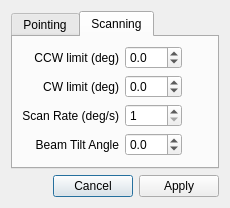
The window that src/hcrgui/AntennaModeDialog.ui (NCAR/HCR_instrument) describes before a commit, drawn with Qt 5.
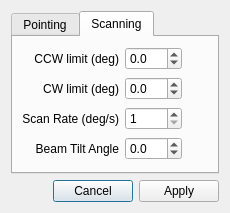
The same window after the commit.

Commit message: Limit tilt angle for scan to range [-10,10] rather than [-6,6].

```diff
--- a/src/hcrgui/AntennaModeDialog.ui
+++ b/src/hcrgui/AntennaModeDialog.ui
@@ -7,7 +7,7 @@
     <x>0</x>
     <y>0</y>
     <width>230</width>
-    <height>198</height>
+    <height>213</height>
    </rect>
   </property>
   <property name="windowTitle">
@@ -168,10 +168,10 @@
           <number>1</number>
          </property>
          <property name="minimum">
-          <double>-6.000000000000000</double>
+          <double>-10.000000000000000</double>
          </property>
          <property name="maximum">
-          <double>6.000000000000000</double>
+          <double>10.000000000000000</double>
          </property>
         </widget>
        </item>
```
